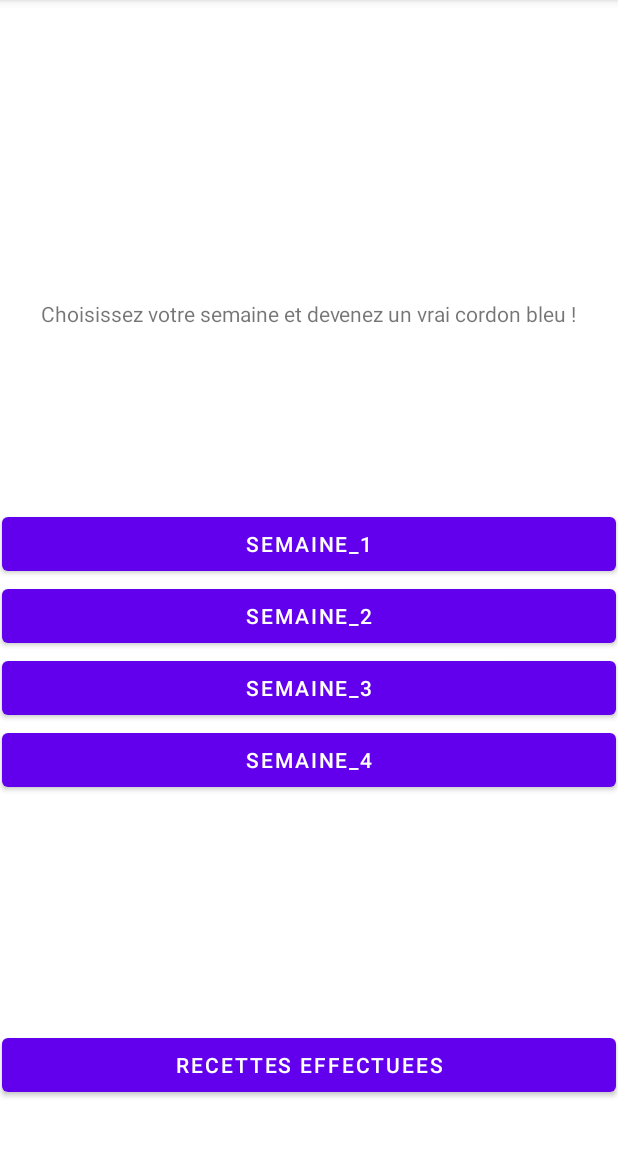
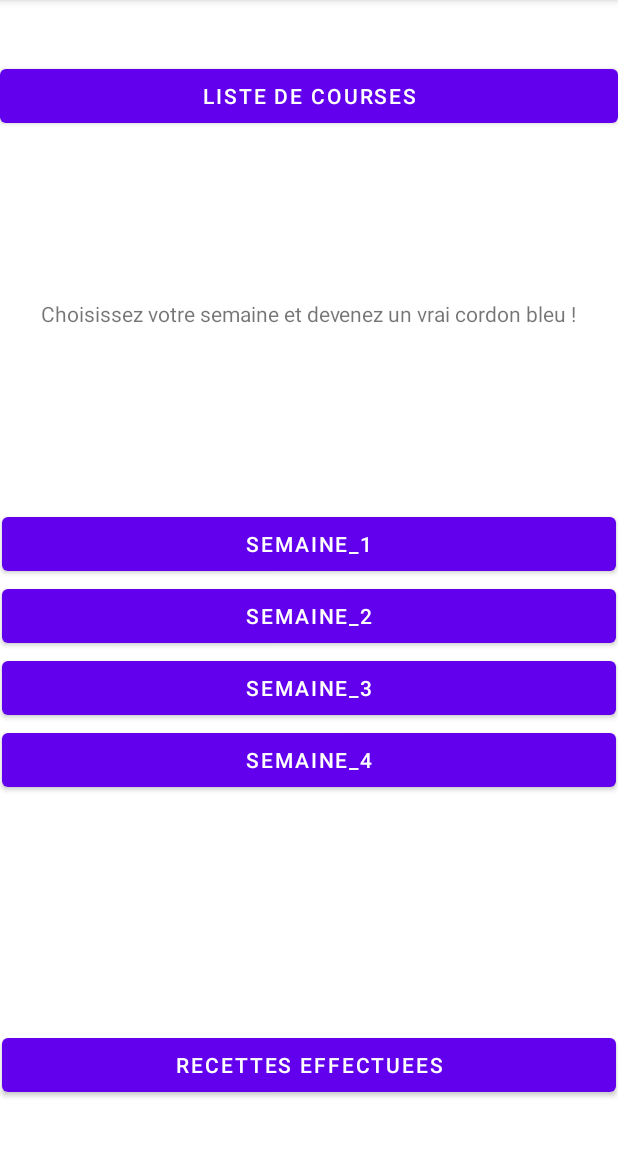
Before and after one commit to carolinelagarde/Cuistocs, an Android app: the SemaineActivity screen opened directly, with no data from a screen before it, on a phone screen of 412 x 824 dp, the part 84-1236 px from its top. Run offline under Robolectric (Android 15) with nearby library versions, the phone set to English and light mode, and no system bars.

Commit message:
rajout bouton liste de courses

```diff
--- a/app/src/main/java/com/example/cuistocs/SemaineActivity.java
+++ b/app/src/main/java/com/example/cuistocs/SemaineActivity.java
@@ -89,4 +89,10 @@ public class SemaineActivity extends AppCompatActivity {
 
         startActivity(versRecettesEffectuees);
     }
+
+    public void afficherJoursCourses(View view){
+        Intent messageVersJoursCoursesActivity = new Intent();
+        //messageVersJoursCoursesActivity.setClass(this,JoursCoursesActivity.class);
+        //startActivity(messageVersJoursCoursesActivity);
+    }
 }
--- a/app/src/main/res/layout/activity_semaine.xml
+++ b/app/src/main/res/layout/activity_semaine.xml
@@ -81,15 +81,16 @@
         android:layout_height="wrap_content"
         android:layout_marginStart="86dp"
         android:layout_marginLeft="86dp"
-        android:layout_marginTop="181dp"
+        android:layout_marginTop="190dp"
         android:layout_marginEnd="87dp"
         android:layout_marginRight="87dp"
-        android:layout_marginBottom="531dp"
+        android:layout_marginBottom="525dp"
         android:text="Choisissez votre semaine et devenez un vrai cordon bleu !"
         app:layout_constraintBottom_toBottomOf="parent"
         app:layout_constraintEnd_toEndOf="parent"
         app:layout_constraintStart_toStartOf="parent"
-        app:layout_constraintTop_toTopOf="parent" />
+        app:layout_constraintTop_toTopOf="parent"
+        app:layout_constraintVertical_bias="0.273" />
 
     <Button
         android:id="@+id/boutonVersRecettesFinies"
@@ -104,5 +105,15 @@
         app:layout_constraintTop_toTopOf="parent"
         app:layout_constraintVertical_bias="0.953" />
 
+    <Button
+        android:id="@+id/buttonListeCourses"
+        android:layout_width="match_parent"
+        android:layout_height="wrap_content"
+        android:layout_marginTop="40dp"
+        android:onClick="afficherJoursCourses"
+        android:text="Liste de courses"
+        app:layout_constraintEnd_toEndOf="parent"
+        app:layout_constraintTop_toTopOf="parent" />
+
 
 </androidx.constraintlayout.widget.ConstraintLayout>
```
